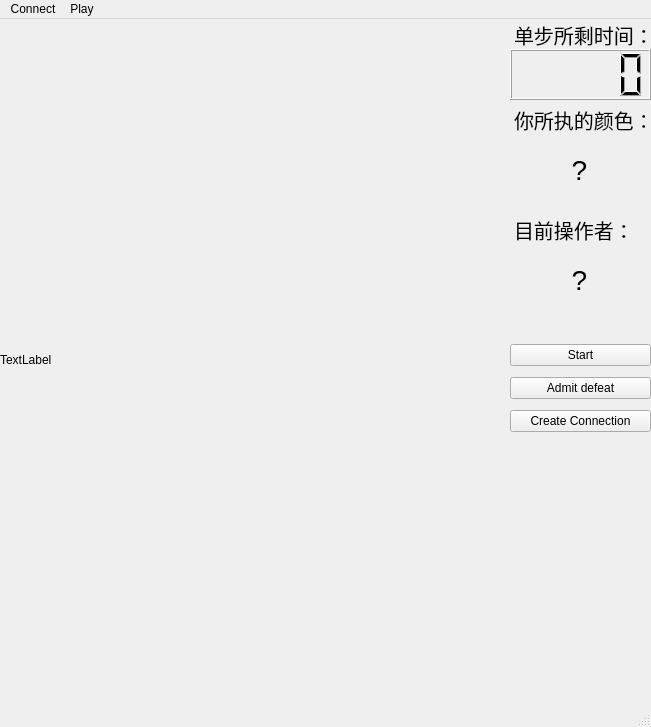
Qt form mainwindow.ui (Zhang-RQ/Chess_Client) before a commit.
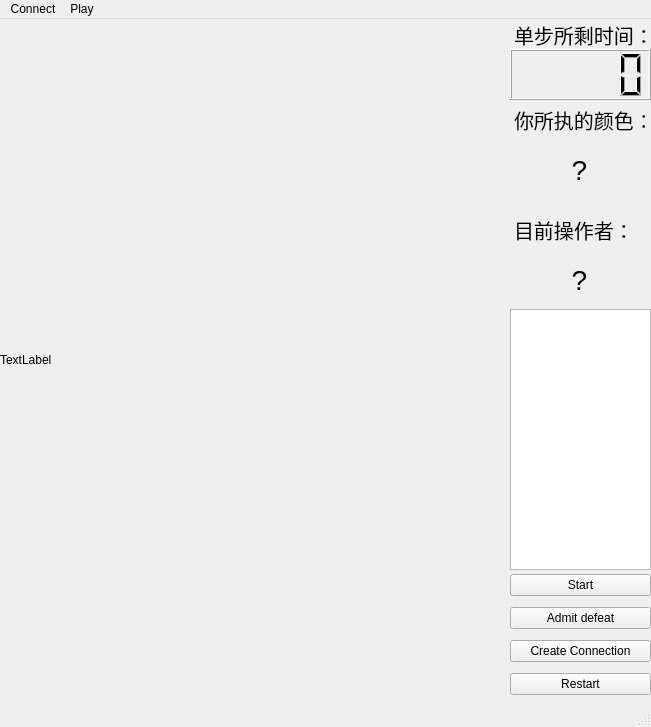
The same form after that commit. Custom widgets are drawn as their Qt base class.

```diff
--- a/mainwindow.ui
+++ b/mainwindow.ui
@@ -77,9 +77,9 @@
     <property name="geometry">
      <rect>
       <x>510</x>
-      <y>320</y>
+      <y>550</y>
       <width>141</width>
-      <height>101</height>
+      <height>131</height>
      </rect>
     </property>
     <layout class="QVBoxLayout" name="verticalLayout">
@@ -104,6 +104,13 @@
        </property>
       </widget>
      </item>
+     <item>
+      <widget class="QPushButton" name="pushButton_4">
+       <property name="text">
+        <string>Restart</string>
+       </property>
+      </widget>
+     </item>
     </layout>
    </widget>
    <widget class="QLabel" name="label_4">
@@ -166,6 +173,16 @@
      <set>Qt::AlignCenter</set>
     </property>
    </widget>
+   <widget class="QTextBrowser" name="textBrowser">
+    <property name="geometry">
+     <rect>
+      <x>510</x>
+      <y>290</y>
+      <width>141</width>
+      <height>261</height>
+     </rect>
+    </property>
+   </widget>
   </widget>
   <widget class="QMenuBar" name="menubar">
    <property name="geometry">
```
